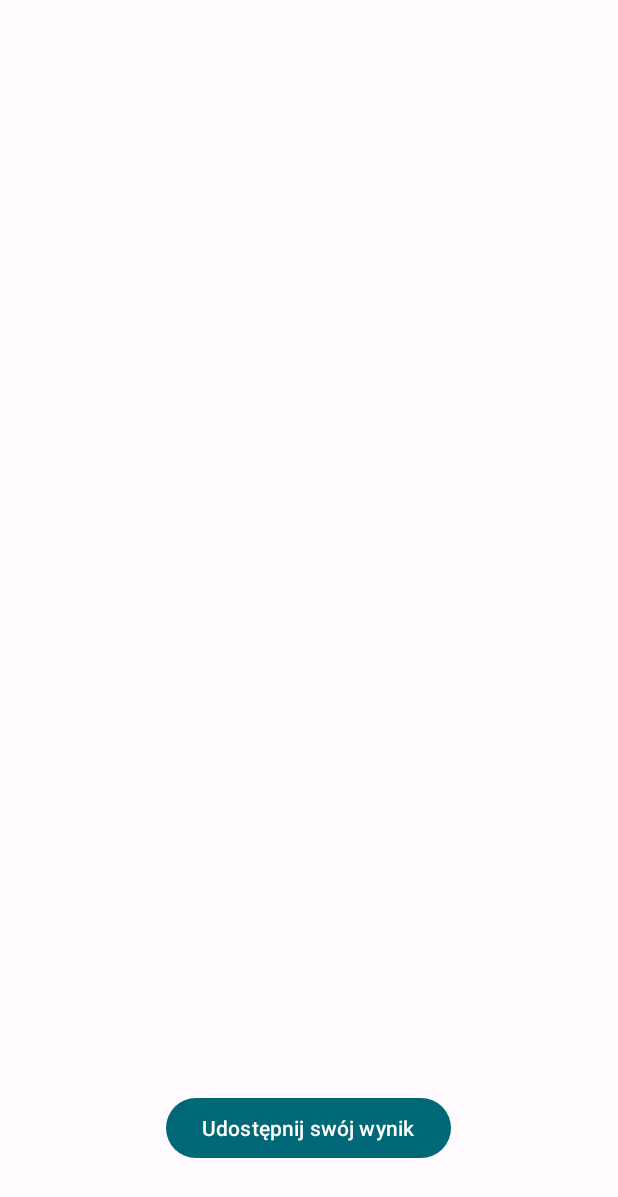
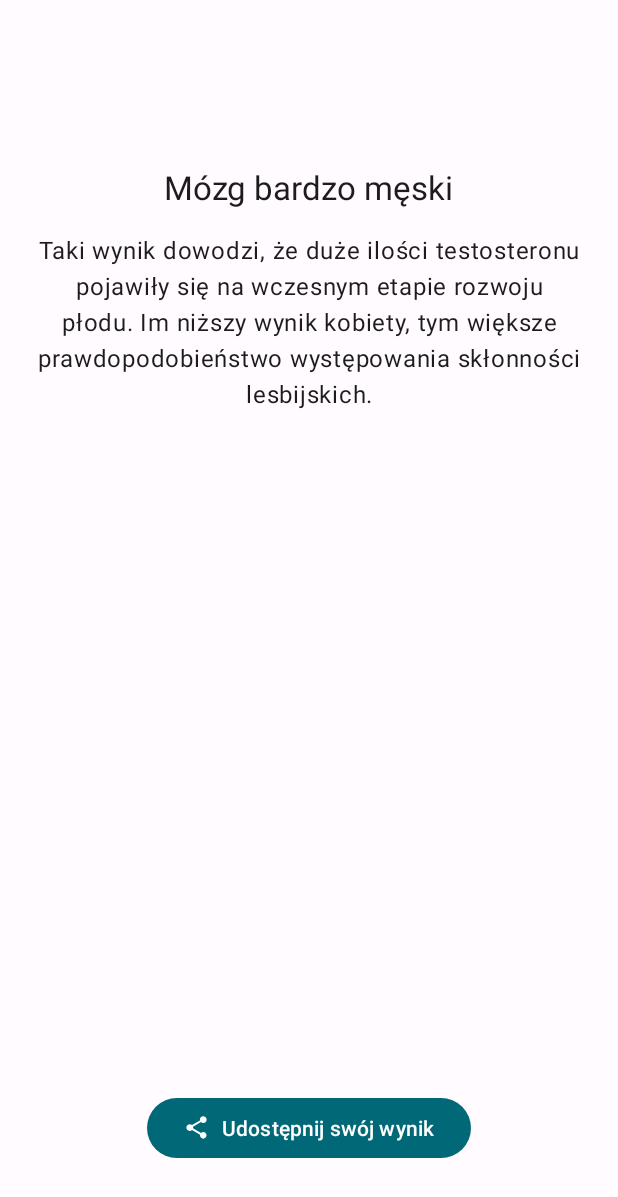
Before and after one commit to AndroBrain/BrainSex, an Android app: the fragment ResultFragment placed in its activity, on a phone screen of 412 x 824 dp. Shown: the top 1197 px of the screen. Run offline under Robolectric (Android 15) with nearby library versions, the phone set to English and light mode, and no system bars; our stand-ins replace Dagger/Hilt's generated code; 2 statements that could not run were skipped.

Commit message:
Added test results and some design improvements

```diff
--- /dev/null
+++ b/app/src/main/java/com/androbrain/brainsex/model/TestResult.kt
@@ -0,0 +1,6 @@
+package com.androbrain.brainsex.model
+
+data class TestResult(
+    val title: String,
+    val description: String
+)
--- a/app/src/main/java/com/androbrain/brainsex/ui/result/ResultFragment.kt
+++ b/app/src/main/java/com/androbrain/brainsex/ui/result/ResultFragment.kt
@@ -5,13 +5,17 @@ import android.view.LayoutInflater
 import android.view.View
 import android.view.ViewGroup
 import androidx.fragment.app.Fragment
+import com.androbrain.brainsex.R
 import com.androbrain.brainsex.databinding.FragmentResultBinding
+import com.androbrain.brainsex.model.TestResult
 import com.androbrain.brainsex.navigation.nav_arguments
 
 class ResultFragment : Fragment() {
 
     private var _binding: FragmentResultBinding? = null
     private val binding get() = _binding!!
+
+    private val testResult by lazy { createTestResult() }
 
     override fun onCreateView(
         inflater: LayoutInflater,
@@ -24,7 +28,35 @@ class ResultFragment : Fragment() {
     }
 
     private fun setupViews() = with(binding) {
-        textScore.text = arguments?.getString(nav_arguments.points)
+        textTitle.text = testResult.title
+        textDescription.text = testResult.description
+        textScore.text = arguments?.getString(nav_arguments.points)!!
+    }
+
+    private fun createTestResult(): TestResult {
+        val points = arguments?.getString(nav_arguments.points)!!.toInt()
+        return when {
+            points > 300 -> TestResult(
+                title = getString(R.string.result_more_than_300_title),
+                description = getString(R.string.result_more_than_180_description)
+            )
+            points > 180 -> TestResult(
+                title = getString(R.string.result_180_300_title),
+                description = getString(R.string.result_more_than_180_description)
+            )
+            points > 150 -> TestResult(
+                title = getString(R.string.result_150_180_title),
+                description = getString(R.string.result_150_180_description),
+            )
+            points > 0 -> TestResult(
+                title = getString(R.string.result_0_150_title),
+                description = getString(R.string.result_0_150_description),
+            )
+            else -> TestResult(
+                title = getString(R.string.result_less_than_0_title),
+                description = getString(R.string.result_less_than_0_description)
+            )
+        }
     }
 
     override fun onDestroyView() {
--- /dev/null
+++ b/app/src/main/res/drawable/ic_baseline_share_24.xml
@@ -0,0 +1,10 @@
+<vector xmlns:android="http://schemas.android.com/apk/res/android"
+    android:width="24dp"
+    android:height="24dp"
+    android:viewportWidth="24"
+    android:viewportHeight="24"
+    android:tint="?attr/colorControlNormal">
+  <path
+      android:fillColor="@android:color/white"
+      android:pathData="M18,16.08c-0.76,0 -1.44,0.3 -1.96,0.77L8.91,12.7c0.05,-0.23 0.09,-0.46 0.09,-0.7s-0.04,-0.47 -0.09,-0.7l7.05,-4.11c0.54,0.5 1.25,0.81 2.04,0.81 1.66,0 3,-1.34 3,-3s-1.34,-3 -3,-3 -3,1.34 -3,3c0,0.24 0.04,0.47 0.09,0.7L8.04,9.81C7.5,9.31 6.79,9 6,9c-1.66,0 -3,1.34 -3,3s1.34,3 3,3c0.79,0 1.5,-0.31 2.04,-0.81l7.12,4.16c-0.05,0.21 -0.08,0.43 -0.08,0.65 0,1.61 1.31,2.92 2.92,2.92 1.61,0 2.92,-1.31 2.92,-2.92s-1.31,-2.92 -2.92,-2.92z"/>
+</vector>
--- a/app/src/main/res/layout/fragment_result.xml
+++ b/app/src/main/res/layout/fragment_result.xml
@@ -1,5 +1,6 @@
 <?xml version="1.0" encoding="utf-8"?>
 <ScrollView xmlns:android="http://schemas.android.com/apk/res/android"
+    xmlns:app="http://schemas.android.com/apk/res-auto"
     xmlns:tools="http://schemas.android.com/tools"
     android:layout_width="match_parent"
     android:layout_height="match_parent"
@@ -17,7 +18,8 @@
             android:layout_width="wrap_content"
             android:layout_height="wrap_content"
             android:layout_marginTop="40dp"
-            android:textAppearance="@style/TextAppearance.Material3.TitleMedium"
+            android:textAppearance="@style/TextAppearance.Material3.HeadlineMedium"
+            android:textIsSelectable="true"
             tools:text="150" />
 
         <TextView
@@ -27,6 +29,7 @@
             android:layout_marginTop="16dp"
             android:gravity="center"
             android:textAppearance="@style/TextAppearance.Material3.TitleLarge"
+            android:textIsSelectable="true"
             tools:text="Male brain" />
 
         <TextView
@@ -35,7 +38,9 @@
             android:layout_height="0dp"
             android:layout_marginTop="16dp"
             android:layout_weight="1"
-            android:textAppearance="@style/TextAppearance.Material3.BodyMedium"
+            android:gravity="center_horizontal"
+            android:textAppearance="@style/TextAppearance.Material3.BodyLarge"
+            android:textIsSelectable="true"
             tools:text="Your brain is ....." />
 
         <Button
@@ -43,7 +48,8 @@
             android:layout_width="wrap_content"
             android:layout_height="wrap_content"
             android:layout_marginVertical="32dp"
-            android:text="@string/share" />
+            android:text="@string/share"
+            app:icon="@drawable/ic_baseline_share_24" />
 
     </LinearLayout>
 
--- /dev/null
+++ b/app/src/main/res/values/test_results.xml
@@ -0,0 +1,16 @@
+<?xml version="1.0" encoding="utf-8"?>
+<resources>
+    <string name="result_more_than_300_title">Mózg bardzo kobiecy</string>
+
+    <string name="result_180_300_title">Mózg kobiecy</string>
+    <string name="result_more_than_180_description">Im wyższa liczba punktów, tym bardziej kobiecy mózg i tym większe prawdopodobieństwo, że ta osoba będzie miała duże talenty twórcze, artystyczne i muzyczne. Większość decyzji podejmuje na podstawie intuicji lub przeczuć i dobrze rozpoznaje źródła kłopotów, używający przy tym minimalnych danych. Dobrze również rozwiązuje problemy, stosując przy tym twórcze myślenie i zrozumienie. Jeśli mężczyzna uzyskuje wynik powyżej 180 punktów, bardzo prawdopodobne, że będzie gejem.</string>
+
+    <string name="result_150_180_title">Strefa wspólna</string>
+    <string name="result_150_180_description">Twój wynik wykazuje podobieństwo sposobu myślenia do obu płci lub skłonność do biseksualizmu. Te osoby nie wykazują uprzedzeń zarówno wobec męskiego, jak i kobiecego sposobu rozumowania, zazwyczaj więc wykazują się elastycznością myślenia, co może być itotną zaletą w grupie zamierzającej znaleźć rozwiązanie jakiegoś problemu . Mają również zdolność nawiązywania przyjaźni zarówno z kobietami, jak i mężczyznami.</string>
+
+    <string name="result_0_150_title">Mózg męski</string>
+    <string name="result_0_150_description">Te osoby miewają rozwinięte zdolności logiczne, analityczne i werbalne, bywają zdyscyplinowane i dobrze zorganizowane. Im wynik bliższy zera tym człowiek jest lepszy w przewidywaniu kosztów i skutków na podstawie danych statystycznych. Emocje mają tu niewielki wpływ.</string>
+
+    <string name="result_less_than_0_title">Mózg bardzo męski</string>
+    <string name="result_less_than_0_description">Taki wynik dowodzi, że duże ilości testosteronu pojawiły się na wczesnym etapie rozwoju płodu. Im niższy wynik kobiety, tym większe prawdopodobieństwo występowania skłonności lesbijskich.</string>
+</resources>
```
